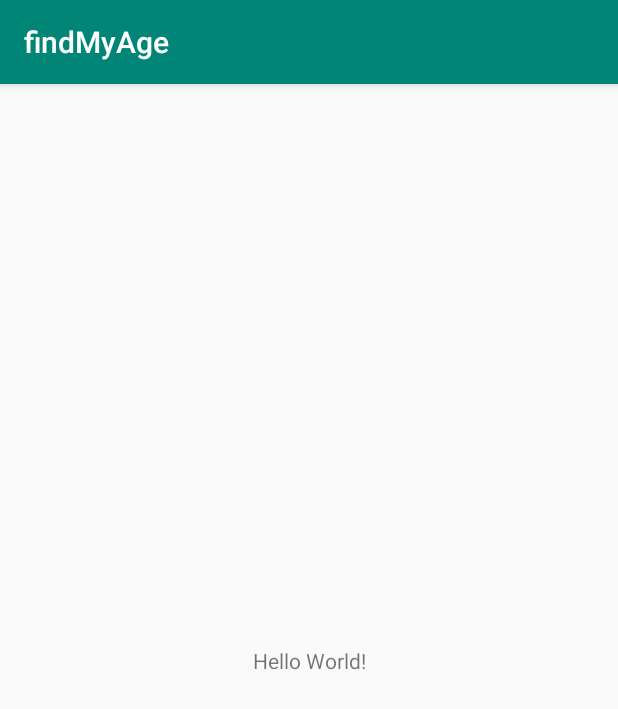
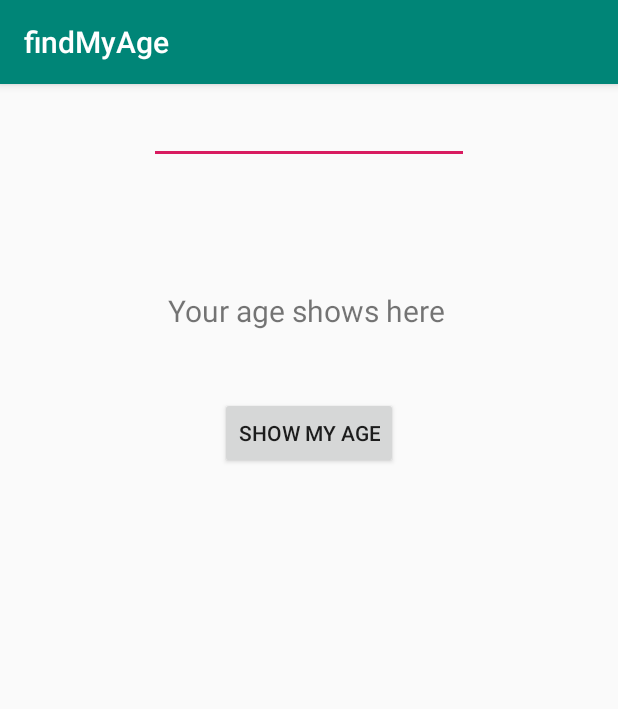
Before and after one commit to OwaisAlam019/kotlinTrainingApps, an Android app: the screen it shows after launch (MainActivity), on a phone screen of 412 x 824 dp. Shown: the top 709 px of the screen. Run offline under Robolectric (Android 15) with nearby library versions, the phone set to English and light mode, and no system bars.

Commit message:
Layout desigining completed

```diff
--- a/app/src/main/res/layout/activity_main.xml
+++ b/app/src/main/res/layout/activity_main.xml
@@ -8,12 +8,30 @@
         tools:context=".MainActivity">
 
     <TextView
+            android:layout_width="188dp"
+            android:layout_height="0dp"
+            android:text="Your age shows here"
+            app:layout_constraintLeft_toLeftOf="parent"
+            app:layout_constraintRight_toRightOf="parent"
+            android:layout_marginTop="84dp" app:layout_constraintTop_toBottomOf="@+id/editText"
+            app:layout_constraintEnd_toEndOf="parent" app:layout_constraintStart_toStartOf="parent"
+            android:id="@+id/textView" android:textSize="20dp"
+    />
+    <EditText
             android:layout_width="wrap_content"
             android:layout_height="wrap_content"
-            android:text="Hello World!"
-            app:layout_constraintBottom_toBottomOf="parent"
-            app:layout_constraintLeft_toLeftOf="parent"
-            app:layout_constraintRight_toRightOf="parent"
-            app:layout_constraintTop_toTopOf="parent"/>
+            android:inputType="number"
+            android:ems="10"
+            android:id="@+id/editText" android:layout_marginTop="8dp"
+            app:layout_constraintTop_toTopOf="parent" android:layout_marginEnd="8dp"
+            app:layout_constraintEnd_toEndOf="parent" android:layout_marginStart="8dp"
+            app:layout_constraintStart_toStartOf="parent"/>
+    <Button
+            android:text="Show my age"
+            android:layout_width="wrap_content"
+            android:layout_height="wrap_content"
+            app:layout_constraintStart_toStartOf="parent" app:layout_constraintEnd_toEndOf="parent"
+            android:id="@+id/button" android:layout_marginTop="44dp"
+            app:layout_constraintTop_toBottomOf="@+id/textView"/>
 
 </android.support.constraint.ConstraintLayout>
```
